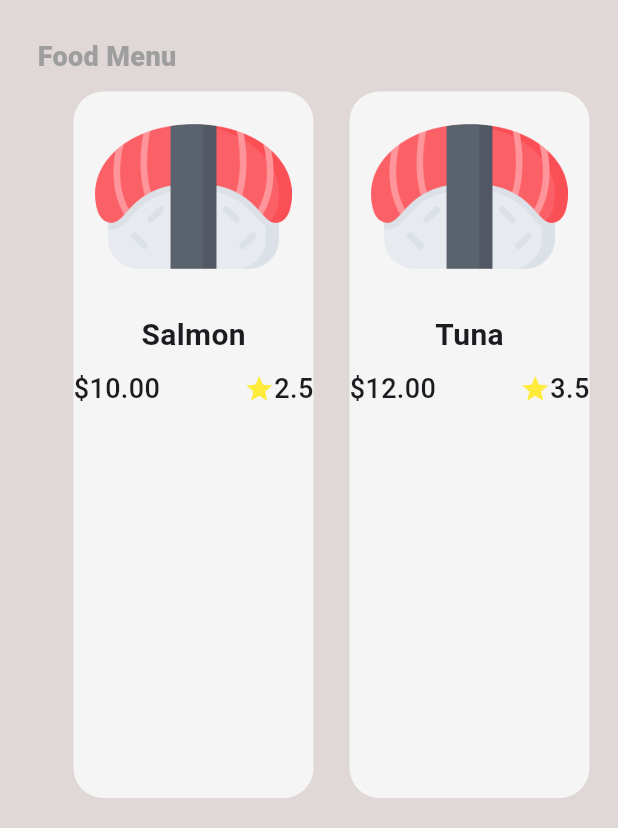
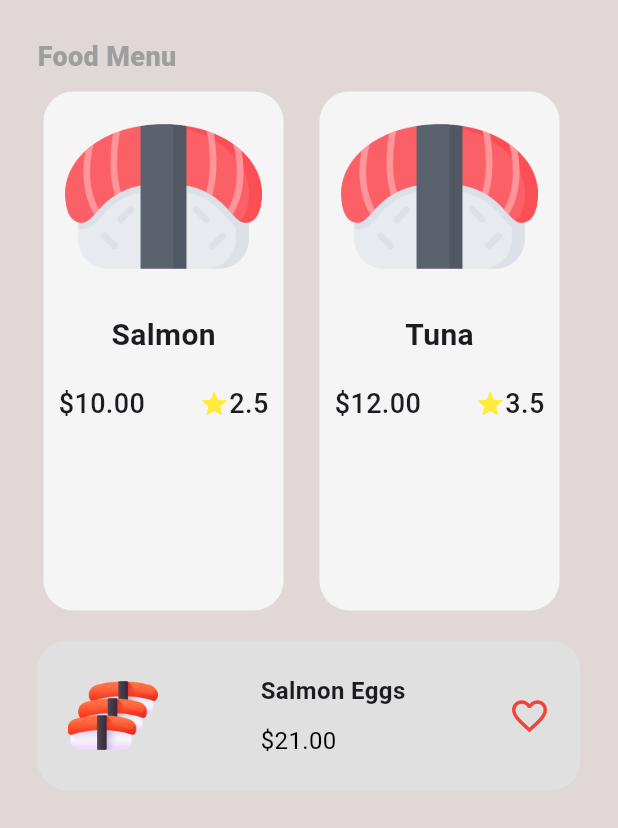
Before and after one commit to astarta16/sushi-restaurant-app, a Flutter app: the MenuPage screen opened by its route, on a phone screen of 412 x 824 dp, the part 408-1236 px from its top. Run offline on Flutter 3.47's test engine with Material 3 defaults, Android fonts, the phone set to English and light mode, and no system bars.

Commit message:
add food menu

```diff
--- a/lib/components/food_tile.dart
+++ b/lib/components/food_tile.dart
@@ -35,14 +35,19 @@ class FoodTile extends StatelessWidget {
             child: Row(
               mainAxisAlignment: MainAxisAlignment.spaceBetween,
               children: [
-                Text(
+                Padding(
+                  padding: const EdgeInsets.all(10.0),
+                  child: Text(
                     "\$${food.price}",
                     style: const TextStyle(
                       fontSize: 18,
                       fontWeight: FontWeight.w500,
                     ),
                   ),
-                Row(
+                ),
+                Padding(
+                  padding: const EdgeInsets.all(10.0),
+                  child: Row(
                     children: [
                       const Icon(
                         Icons.star,
@@ -58,6 +63,7 @@ class FoodTile extends StatelessWidget {
                       ),
                     ],
                   ),
+                ),
               ],
             ),
           ),
--- a/lib/pages/menu_page.dart
+++ b/lib/pages/menu_page.dart
@@ -38,7 +38,10 @@ class _MenuPageState extends State<MenuPage> {
         ),
         title: Text(
           "Tokyo",
-          style: TextStyle(color: Colors.grey[900], fontSize: 24, fontWeight: FontWeight.bold),
+          style: TextStyle(
+              color: Colors.grey[900],
+              fontSize: 24,
+              fontWeight: FontWeight.bold),
         ),
       ),
       body: Column(
@@ -116,15 +119,46 @@ class _MenuPageState extends State<MenuPage> {
           const SizedBox(height: 10),
           Expanded(
             child: Padding(
-              padding: const EdgeInsets.only(left: 25.0),
+              padding: const EdgeInsets.only(left: 5.0),
               child: ListView.builder(
                 scrollDirection: Axis.horizontal,
                 itemCount: foodMenu.length,
-                itemBuilder: (context, index) => FoodTile(food: foodMenu[index]),
+                itemBuilder: (context, index) =>
+                    FoodTile(food: foodMenu[index]),
               ),
             ),
           ),
           const SizedBox(height: 20),
+          Container(
+            decoration: BoxDecoration(
+              color: Colors.grey[300],
+              borderRadius: BorderRadius.circular(20),
+            ),
+            margin: const EdgeInsets.only(left: 25.0, right: 25.0, bottom: 25.0),
+            padding: const EdgeInsets.all(20),
+            child: Row(
+              mainAxisAlignment: MainAxisAlignment.spaceBetween,
+              children: [
+                Image.asset('lib/images/sushi_three.png', height: 60),
+               const  Column(
+                  crossAxisAlignment: CrossAxisAlignment.start,
+                  children: const [
+                    Text(
+                      "Salmon Eggs",
+                      style: TextStyle(
+                          fontWeight: FontWeight.w700, fontSize: 16),
+                    ),
+                    SizedBox(height: 10),
+                    Text(
+                      '\$21.00',
+                      style: TextStyle(color: Colors.black, fontSize: 16),
+                    ),
+                  ],
+                ),
+                const Icon(Icons.favorite_outline, color: Colors.red, size: 28)
+              ],
+            ),
+          ),
         ],
       ),
     );
```
Lines whose indentation alone changed are shown as unchanged.
